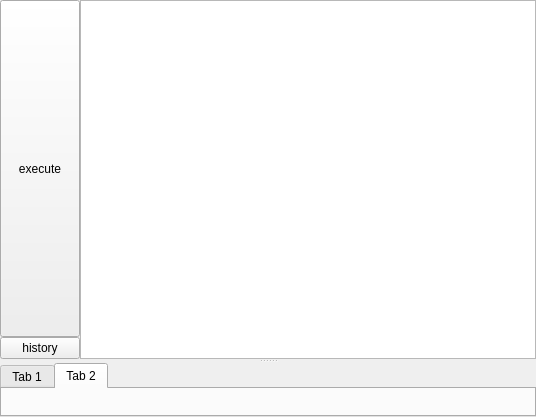
Old version of the form src/widget/sessiontab.ui in the repository mugiseyebrows/mugi-query.
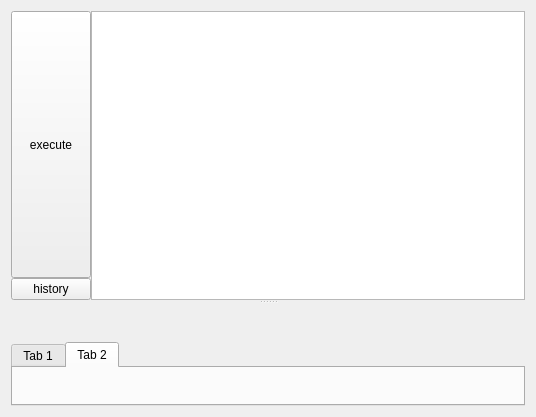
New version of the form. Custom widgets are drawn as their Qt base class.

Diff of the .ui file:
```diff
--- a/src/widget/sessiontab.ui
+++ b/src/widget/sessiontab.ui
@@ -13,19 +13,7 @@
   <property name="windowTitle">
    <string>Form</string>
   </property>
-  <layout class="QVBoxLayout" name="verticalLayout_2">
-   <property name="leftMargin">
-    <number>0</number>
-   </property>
-   <property name="topMargin">
-    <number>0</number>
-   </property>
-   <property name="rightMargin">
-    <number>0</number>
-   </property>
-   <property name="bottomMargin">
-    <number>0</number>
-   </property>
+  <layout class="QVBoxLayout" name="verticalLayout_3">
    <item>
     <widget class="QSplitter" name="splitter">
      <property name="orientation">
@@ -68,6 +56,46 @@
        </item>
       </layout>
      </widget>
+     <widget class="QWidget" name="layoutWidget">
+      <layout class="QVBoxLayout" name="verticalLayout_2">
+       <item>
+        <layout class="QHBoxLayout" name="horizontalLayout_2">
+         <item>
+          <widget class="CopyFormatWidget" name="format" native="true">
+           <property name="minimumSize">
+            <size>
+             <width>32</width>
+             <height>32</height>
+            </size>
+           </property>
+          </widget>
+         </item>
+         <item>
+          <spacer name="horizontalSpacer">
+           <property name="orientation">
+            <enum>Qt::Horizontal</enum>
+           </property>
+           <property name="sizeHint" stdset="0">
+            <size>
+             <width>40</width>
+             <height>20</height>
+            </size>
+           </property>
+          </spacer>
+         </item>
+         <item>
+          <widget class="SizesWidget" name="sizes" native="true">
+           <property name="minimumSize">
+            <size>
+             <width>32</width>
+             <height>32</height>
+            </size>
+           </property>
+          </widget>
+         </item>
+        </layout>
+       </item>
+       <item>
      <widget class="QTabWidget" name="resultTabs">
       <property name="currentIndex">
        <number>1</number>
@@ -83,6 +111,9 @@
        </attribute>
       </widget>
      </widget>
+       </item>
+      </layout>
+     </widget>
     </widget>
    </item>
   </layout>
@@ -93,6 +124,18 @@
    <extends>QTextEdit</extends>
    <header>textedit.h</header>
   </customwidget>
+  <customwidget>
+   <class>CopyFormatWidget</class>
+   <extends>QWidget</extends>
+   <header>src/widget/copyformatwidget.h</header>
+   <container>1</container>
+  </customwidget>
+  <customwidget>
+   <class>SizesWidget</class>
+   <extends>QWidget</extends>
+   <header>src/widget/sizeswidget.h</header>
+   <container>1</container>
+  </customwidget>
  </customwidgets>
  <tabstops>
   <tabstop>query</tabstop>
```
Lines whose indentation alone changed are shown as unchanged.
